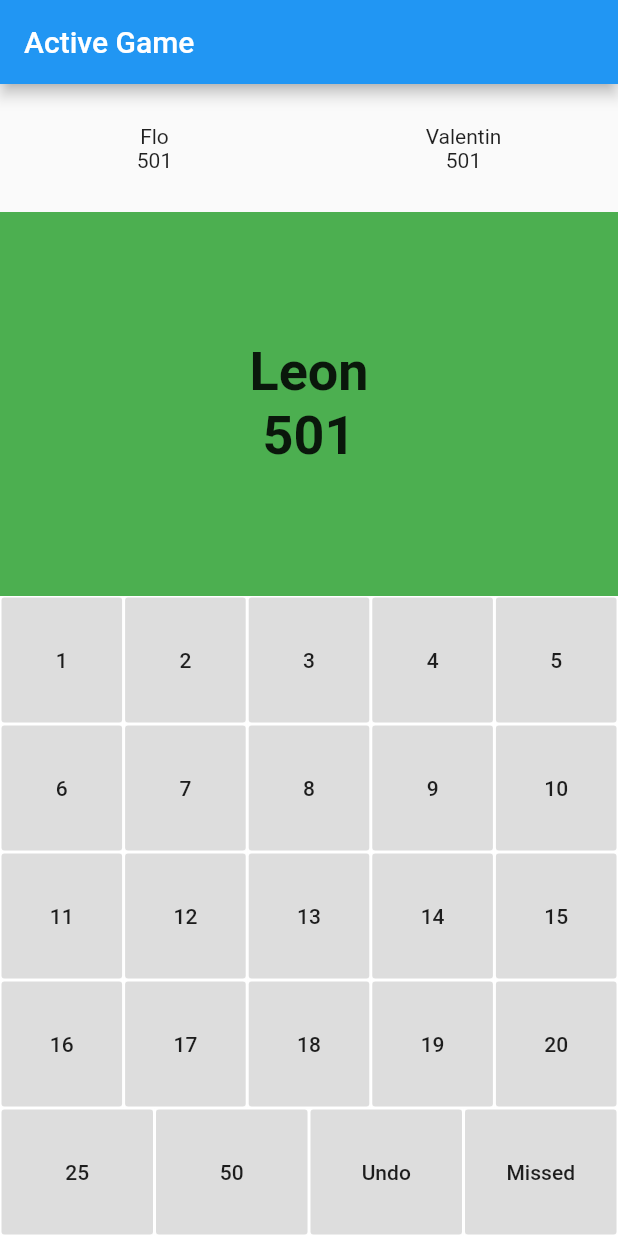
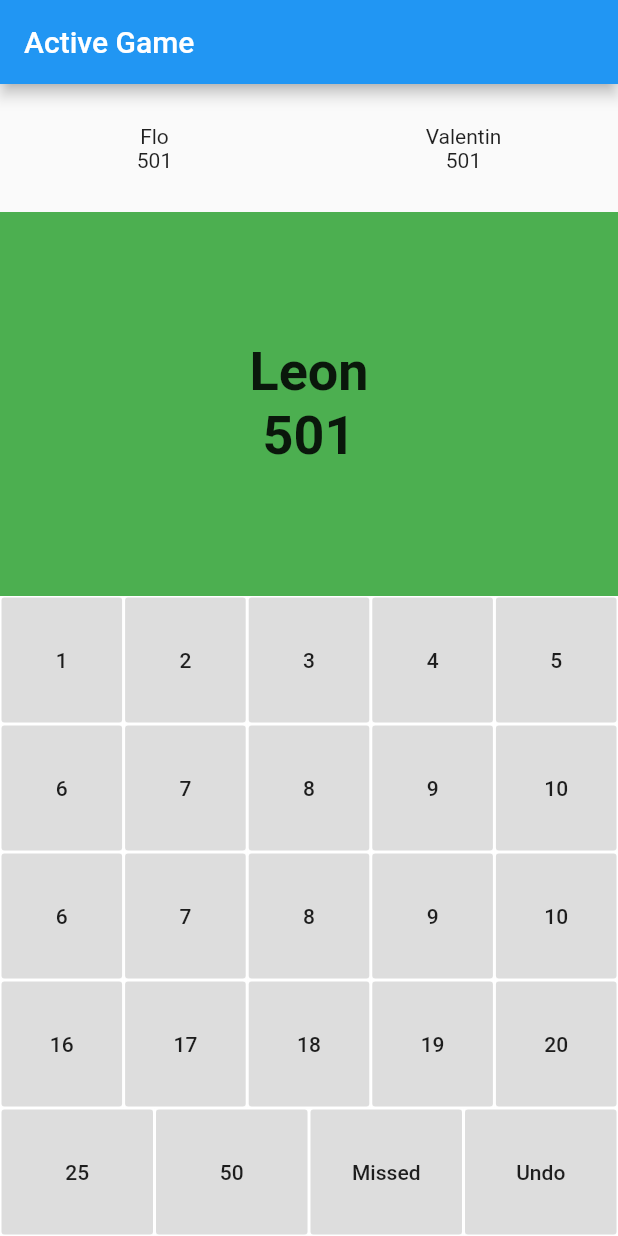
Before and after one commit to theycallhimkolo/cronenberg, a Flutter app: the screen it shows after launch, on a phone screen of 412 x 824 dp. Run offline on Flutter 3.47's test engine with Material 2 defaults, Android fonts, the phone set to English and light mode, and no system bars.

Commit message:
Major refactoring

```diff
--- a/lib/main.dart
+++ b/lib/main.dart
@@ -1,5 +1,5 @@
 import 'package:flutter/material.dart';
-import 'package:cronenberg/Game.dart';
+import 'package:cronenberg/widgets/Game.dart';
 
 void main() {
   runApp(MyApp());
--- /dev/null
+++ b/lib/widgets/ButtonBoard.dart
@@ -0,0 +1,44 @@
+import 'package:cronenberg/widgets/ScoreButton.dart';
+import 'package:cronenberg/widgets/UndoButton.dart';
+import 'package:flutter/cupertino.dart';
+
+class ButtonBoard extends StatelessWidget {
+  Function(int value, [int mult]) substract;
+  VoidCallback undo;
+
+  ButtonBoard(Function(int value, [int mult]) substract, VoidCallback undo) {
+    this.substract = substract;
+    this.undo = undo;
+  }
+
+  Widget buttonRow(List<int> values) {
+    return Expanded(
+      flex: 1,
+      child: Row(
+        crossAxisAlignment: CrossAxisAlignment.stretch,
+        children: values.map((element) {
+          return ScoreButton(substract, element);
+        }).toList(),
+      ),
+    );
+  }
+
+  @override
+  Widget build(BuildContext context) {
+    return Column(children: [
+      buttonRow([1, 2, 3, 4, 5]),
+      buttonRow([6, 7, 8, 9, 10]),
+      buttonRow([6, 7, 8, 9, 10]),
+      buttonRow([16, 17, 18, 19, 20]),
+      Expanded(
+        flex: 1,
+        child: Row(crossAxisAlignment: CrossAxisAlignment.stretch, children: [
+          ScoreButton(substract, 25),
+          ScoreButton(substract, 50),
+          ScoreButton(substract, 0, "Missed"),
+          UndoButton(undo),
+        ]),
+      )
+    ]);
+  }
+}
--- a/lib/Game.dart
+++ b/lib/widgets/Game.dart
@@ -1,18 +1,20 @@
 import 'package:flutter/material.dart';
 import 'package:cronenberg/model/GameManager.dart';
+import 'package:cronenberg/widgets/ButtonBoard.dart';
 
 class Game extends StatefulWidget {
   int startScore;
   List<String> players;
   bool doubleOut;
 
-  @override
-  GameState createState() => GameState(startScore, players, doubleOut);
   Game(int startScore, List<String> players, bool doubleOut) {
     this.startScore = startScore;
     this.players = players;
     this.doubleOut = doubleOut;
   }
+
+  @override
+  GameState createState() => GameState(startScore, players, doubleOut);
 }
 
 class GameState extends State<Game> {
@@ -70,7 +72,7 @@ class GameState extends State<Game> {
     super.initState();
   }
 
-  Widget generateButton(var value, [String label]) {
+  Widget generateButton(int value, [String label]) {
     return Expanded(
       flex: 1,
       child: Container(
@@ -160,53 +162,9 @@ class GameState extends State<Game> {
             ]),
           ),
           Expanded(
-            flex: 1,
-            child: Row(
-              crossAxisAlignment: CrossAxisAlignment.stretch,
-              children: [1, 2, 3, 4, 5].map((element) {
-                return generateButton(element);
-              }).toList(),
-            ),
-          ),
-          Expanded(
-            flex: 1,
-            child: Row(
-              crossAxisAlignment: CrossAxisAlignment.stretch,
-              children: [6, 7, 8, 9, 10].map((element) {
-                return generateButton(element);
-              }).toList(),
-            ),
-          ),
-          Expanded(
-            flex: 1,
-            child: Row(
-              crossAxisAlignment: CrossAxisAlignment.stretch,
-              children: [11, 12, 13, 14, 15].map((element) {
-                return generateButton(element);
-              }).toList(),
-            ),
-          ),
-          Expanded(
-            flex: 1,
-            child: Row(
-              crossAxisAlignment: CrossAxisAlignment.stretch,
-              children: [16, 17, 18, 19, 20].map((element) {
-                return generateButton(element);
-              }).toList(),
-            ),
-          ),
-          Expanded(
-            flex: 1,
-            child: Row(
-              crossAxisAlignment: CrossAxisAlignment.stretch,
-              children: [
-                generateButton(25),
-                generateButton(50),
-                generateUndoButton(),
-                generateButton(0, "Missed"),
-              ],
-            ),
-          ),
+            flex: 5,
+            child: ButtonBoard(substractValue, undoLastValue),
+          )
         ],
       ),
     );
--- /dev/null
+++ b/lib/widgets/ScoreButton.dart
@@ -0,0 +1,36 @@
+import 'package:flutter/cupertino.dart';
+import 'package:flutter/material.dart';
+
+class ScoreButton extends StatelessWidget {
+  Function target;
+  int value;
+  String label;
+
+  ScoreButton(Function target, int value, [String label]) {
+    this.target = target;
+    this.value = value;
+    if (label != null) {
+      this.label = label;
+    } else {
+      this.label = value.toString();
+    }
+  }
+
+  @override
+  Widget build(BuildContext context) {
+    return Expanded(
+      flex: 1,
+      child: Container(
+        decoration:
+            BoxDecoration(border: Border.all(color: Colors.white, width: 1)),
+        child: FlatButton(
+          color: Color(0x88c4c4c4),
+          child: Text(label),
+          onPressed: () {
+            target(value);
+          },
+        ),
+      ),
+    );
+  }
+}
--- /dev/null
+++ b/lib/widgets/UndoButton.dart
@@ -0,0 +1,28 @@
+import 'package:flutter/cupertino.dart';
+import 'package:flutter/material.dart';
+
+class UndoButton extends StatelessWidget {
+  VoidCallback target;
+
+  UndoButton(VoidCallback target) {
+    this.target = target;
+  }
+
+  @override
+  Widget build(BuildContext context) {
+    return Expanded(
+      flex: 1,
+      child: Container(
+        decoration:
+            BoxDecoration(border: Border.all(color: Colors.white, width: 1)),
+        child: FlatButton(
+          color: Color(0x88c4c4c4),
+          child: Text("Undo"),
+          onPressed: () {
+            target();
+          },
+        ),
+      ),
+    );
+  }
+}
```
